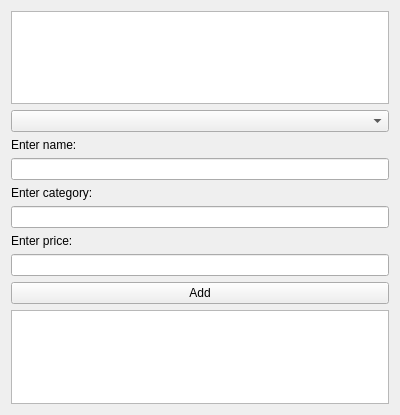
Before: the Qt Designer form gui/gui.ui in miagiurgiu/ArtAuctionOOPExam, drawn with Qt 5.
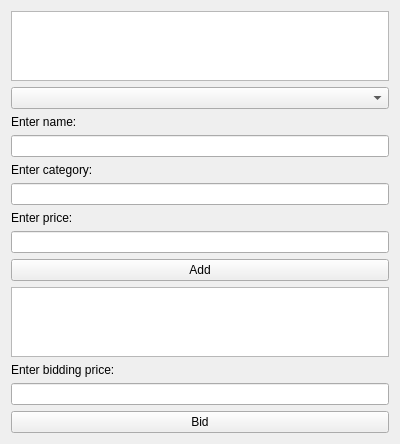
After: the same form once the commit is applied.

Patch:
```diff
--- a/gui/gui.ui
+++ b/gui/gui.ui
@@ -60,6 +60,23 @@
    <item>
     <widget class="QListWidget" name="offersListWidget"/>
    </item>
+   <item>
+    <widget class="QLabel" name="label_4">
+     <property name="text">
+      <string>Enter bidding price:</string>
+     </property>
+    </widget>
+   </item>
+   <item>
+    <widget class="QLineEdit" name="bidLineEdit"/>
+   </item>
+   <item>
+    <widget class="QPushButton" name="bidButton">
+     <property name="text">
+      <string>Bid</string>
+     </property>
+    </widget>
+   </item>
   </layout>
  </widget>
  <resources/>
```
